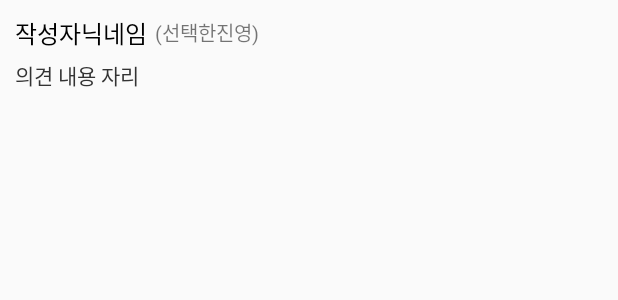
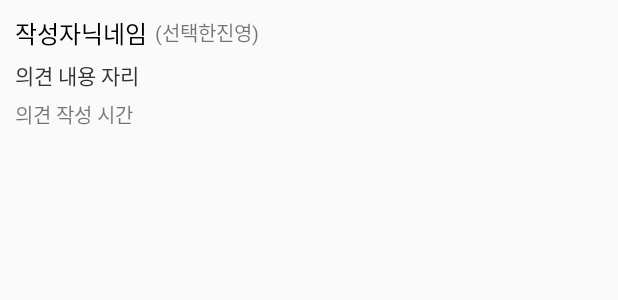
Before and after one commit to opalgml/Colosseum_20200716, an Android app: the layout reply_list_item.xml on its own in the app's theme, with its tools: preview values and no code run, on a phone screen of 412 x 824 dp. Shown: the top 300 px of the screen. Run offline under Robolectric (Android 15) with nearby library versions, the phone set to English and light mode, and no system bars.

```diff
--- a/app/src/main/java/kr/co/tjoeun/colosseum_20200716/adapters/ReplyAdapter.kt
+++ b/app/src/main/java/kr/co/tjoeun/colosseum_20200716/adapters/ReplyAdapter.kt
@@ -26,12 +26,17 @@ class ReplyAdapter(val mContext: Context, resId : Int, val mList:List<Reply>) :
         val selectedSideTitleTxt = row.findViewById<TextView>(R.id.selectedSideTitleTxt)
         val contentTxt = row.findViewById<TextView>(R.id.contentTxt)
 
+//        시간 정보 텍스트뷰
+        val replyWriteTime = row.findViewById<TextView>(R.id.replyWriteTime)
+
         val data = mList[position]
 
         writerNickNameTxt.text = data.writer.nickName
         selectedSideTitleTxt.text = "(${data.selectedSide.title})"
         contentTxt.text = data.content
 
+//        시간정보 텍스트뷰 내용 설정
+
         return row
     }
 
--- a/app/src/main/res/layout/reply_list_item.xml
+++ b/app/src/main/res/layout/reply_list_item.xml
@@ -46,5 +46,14 @@
                 android:textColor="#333333" />
 
         </LinearLayout>
+
+        <TextView
+            android:id="@+id/replyWriteTime"
+            android:layout_width="wrap_content"
+            android:layout_height="wrap_content"
+            android:text="의견 작성 시간"
+            android:layout_marginTop="5dp"
+            android:textSize="13sp" />
+
     </LinearLayout>
 </LinearLayout>
```
Also changed, not shown: app/src/main/java/kr/co/tjoeun/colosseum_20200716/datas/Reply.kt (+14 -0 lines).
